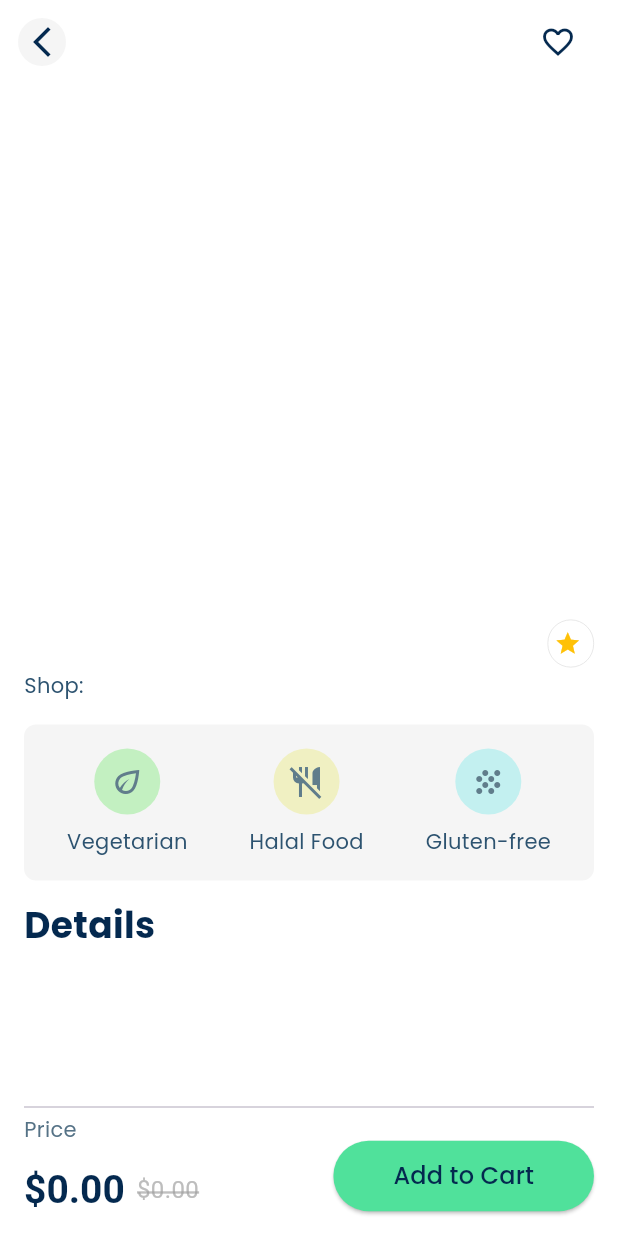
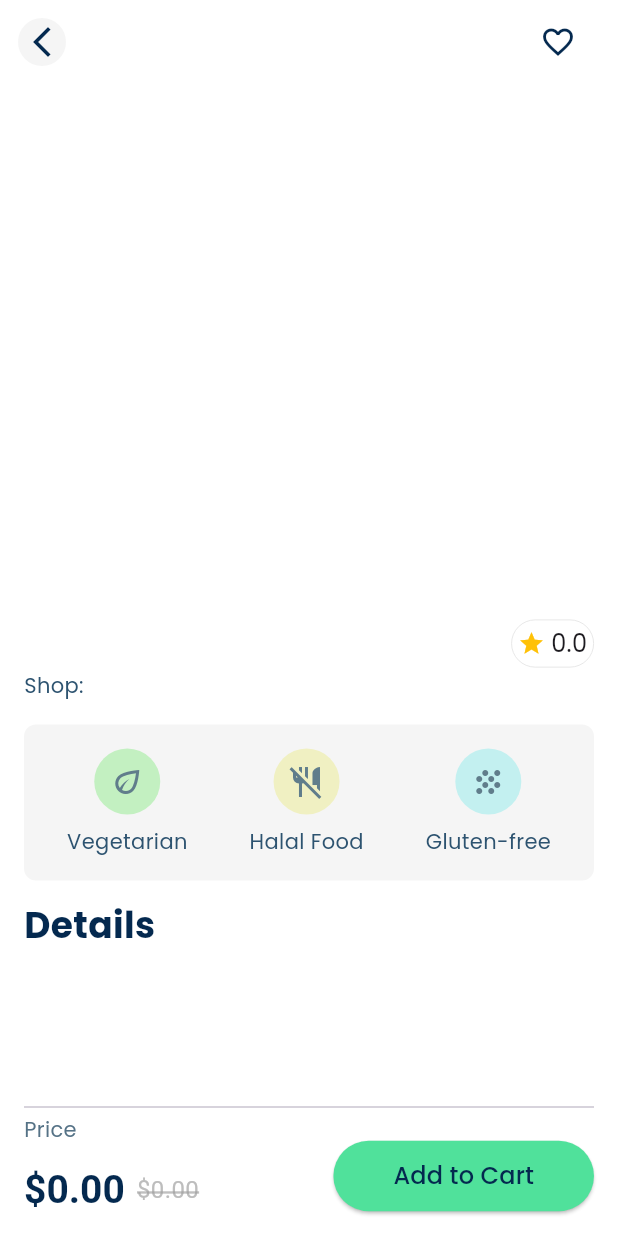
Before and after one commit to gabrielhfdl/bento-challenge, a Flutter app: the SpecialItemDetailPage screen opened directly with empty values, on a phone screen of 412 x 824 dp. Run offline on Flutter 3.47's test engine with Material 3 defaults, Android fonts, the phone set to English and light mode, and no system bars; drawn by our look-alikes of smooth_page_indicator; our stand-ins replace cached_network_image, geocoding, geolocator, rxdart; network calls fail.

```diff
--- a/lib/presentation/pages/home_page.dart
+++ b/lib/presentation/pages/home_page.dart
@@ -255,18 +255,21 @@ class _HomePageState extends State<HomePage> {
                             imageUrl: item.imagesUrl.first,
                             rating: item.rating.toString(),
                             onTap: () {
+                              final specialItem = TodaySpecialModel(
+                                title: item.title,
+                                rating: item.rating,
+                                description: item.description,
+                                shop: item.shop,
+                                price: item.price,
+                                oldPrice: item.oldPrice,
+                                imagesUrl: item.imagesUrl,
+                              );
+
                               Navigator.push(
                                 context,
                                 MaterialPageRoute(
-                                  builder: (context) => SpecialItemDetailPage(
-                                    imageUrl: item.imagesUrl,
-                                    title: item.title,
-                                    rating: item.rating.toString(),
-                                    description: item.description,
-                                    shop: item.shop,
-                                    price: item.price,
-                                    oldPrice: item.oldPrice,
-                                  ),
+                                  builder: (context) =>
+                                      SpecialItemDetailPage(item: specialItem),
                                 ),
                               );
                             },
--- a/lib/presentation/pages/special_item_details_page.dart
+++ b/lib/presentation/pages/special_item_details_page.dart
@@ -1,3 +1,4 @@
+import 'package:bento_challenge/data/model/today_special_model.dart';
 import 'package:bento_challenge/presentation/widgets/custom_app_bar.dart';
 import 'package:bento_challenge/presentation/widgets/nutritional_information.dart';
 import 'package:bento_challenge/presentation/widgets/rating_widget.dart';
@@ -7,22 +8,10 @@ import 'package:flutter/material.dart';
 import 'package:smooth_page_indicator/smooth_page_indicator.dart';
 
 class SpecialItemDetailPage extends StatefulWidget {
-  final List<String> imageUrl;
-  final String title;
-  final String rating;
-  final String description;
-  final String shop;
-  final double price;
-  final double oldPrice;
+  final TodaySpecialModel item;
 
   const SpecialItemDetailPage({
-    required this.imageUrl,
-    required this.title,
-    required this.rating,
-    required this.description,
-    required this.shop,
-    required this.price,
-    required this.oldPrice,
+    required this.item,
     super.key,
   });
 
@@ -62,7 +51,7 @@ class _SpecialItemDetailPageState extends State<SpecialItemDetailPage> {
                   height: 300,
                   child: PageView.builder(
                     controller: _pageController,
-                    itemCount: widget.imageUrl.length,
+                    itemCount: widget.item.imagesUrl.length,
                     itemBuilder: (context, index) {
                       return AnimatedBuilder(
                         animation: _pageController,
@@ -76,7 +65,7 @@ class _SpecialItemDetailPageState extends State<SpecialItemDetailPage> {
                             child: Transform.scale(
                               scale: value,
                               child: CachedNetworkImage(
-                                imageUrl: widget.imageUrl[index],
+                                imageUrl: widget.item.imagesUrl[index],
                                 placeholder: (context, url) => const Center(
                                     child: CircularProgressIndicator(
                                   color: BentoColors.primaryLightGreen,
@@ -98,7 +87,7 @@ class _SpecialItemDetailPageState extends State<SpecialItemDetailPage> {
                 Center(
                   child: SmoothPageIndicator(
                     controller: _pageController,
-                    count: widget.imageUrl.length,
+                    count: widget.item.imagesUrl.length,
                     effect: const ExpandingDotsEffect(
                       activeDotColor: BentoColors.primaryLightGreen,
                       dotColor: BentoColors.primaryGrey,
@@ -115,7 +104,7 @@ class _SpecialItemDetailPageState extends State<SpecialItemDetailPage> {
                   children: [
                     Expanded(
                       child: Text(
-                        widget.title,
+                        widget.item.title,
                         style: const TextStyle(
                           fontSize: 24,
                           fontWeight: FontWeight.bold,
@@ -125,11 +114,11 @@ class _SpecialItemDetailPageState extends State<SpecialItemDetailPage> {
                         maxLines: 2,
                       ),
                     ),
-                    RatingWidget(rating: widget.rating),
+                    RatingWidget(rating: widget.item.rating.toString()),
                   ],
                 ),
                 Text(
-                  'Shop: ${widget.shop}',
+                  'Shop: ${widget.item.shop}',
                   style: const TextStyle(
                     fontSize: 14,
                     color: BentoColors.darkenBlue,
@@ -176,7 +165,7 @@ class _SpecialItemDetailPageState extends State<SpecialItemDetailPage> {
                 ),
                 const SizedBox(height: 8),
                 Text(
-                  widget.description,
+                  widget.item.description,
                   style: const TextStyle(
                     fontSize: 14,
                     fontFamily: 'Poppins',
@@ -212,7 +201,7 @@ class _SpecialItemDetailPageState extends State<SpecialItemDetailPage> {
                         text: TextSpan(
                           children: [
                             TextSpan(
-                              text: '\$${widget.price.toStringAsFixed(2)}',
+                              text: '\$${widget.item.price.toStringAsFixed(2)}',
                               style: const TextStyle(
                                 color: BentoColors.primaryBlue,
                                 fontWeight: FontWeight.bold,
@@ -229,7 +218,7 @@ class _SpecialItemDetailPageState extends State<SpecialItemDetailPage> {
                             WidgetSpan(
                               alignment: PlaceholderAlignment.bottom,
                               child: Text(
-                                '\$${widget.oldPrice.toStringAsFixed(2)}',
+                                '\$${widget.item.oldPrice.toStringAsFixed(2)}',
                                 style: TextStyle(
                                   color: Colors.grey[400],
                                   fontSize: 16,
--- a/lib/presentation/widgets/location_dropdown.dart
+++ b/lib/presentation/widgets/location_dropdown.dart
@@ -51,7 +51,6 @@ class LocationDropdownState extends State<LocationDropdown> {
     if (placemarks.isNotEmpty) {
       Placemark place = placemarks[0];
       setState(() {
-        print(place);
         _location = "${place.subAdministrativeArea}, ${place.country}";
       });
     }
```
